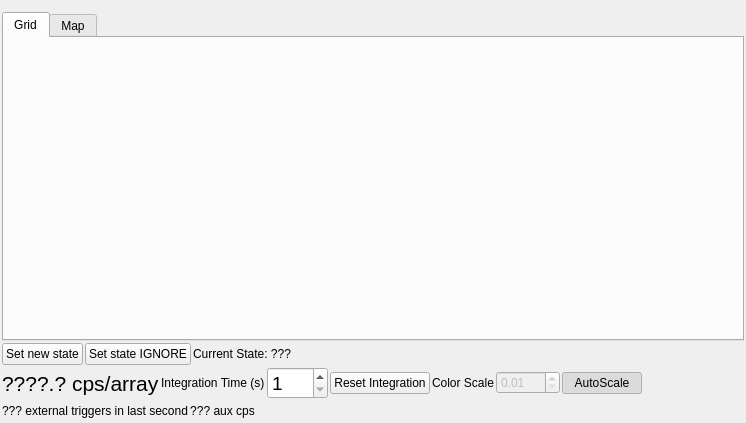
Old version of the form dastardcommander/ui/observe.ui in the repository usnistgov/dastardcommander.
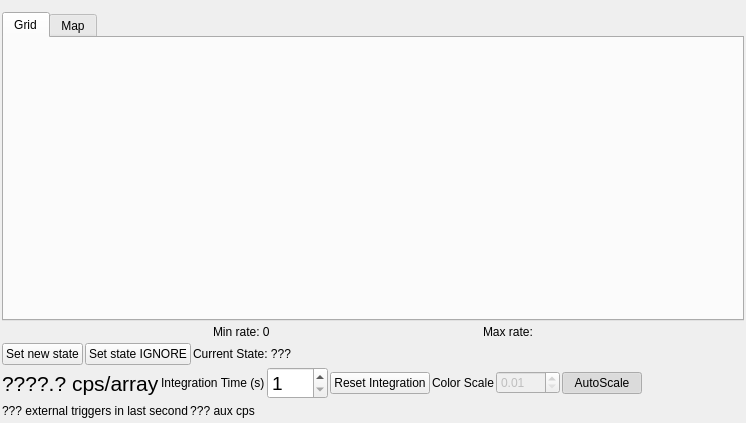
New version of the form.

Commit message: Draw the colorbar, with labels at either end

```diff
--- a/dastardcommander/ui/observe.ui
+++ b/dastardcommander/ui/observe.ui
@@ -140,6 +140,42 @@
      </item>
     </layout>
    </item>
+   <item>
+    <layout class="QHBoxLayout" name="colorbarLayout">
+     <property name="topMargin">
+      <number>2</number>
+     </property>
+     <property name="bottomMargin">
+      <number>2</number>
+     </property>
+     <item>
+      <widget class="QLabel" name="label_3">
+       <property name="sizePolicy">
+        <sizepolicy hsizetype="Maximum" vsizetype="Preferred">
+         <horstretch>0</horstretch>
+         <verstretch>0</verstretch>
+        </sizepolicy>
+       </property>
+       <property name="text">
+        <string>Min rate: 0</string>
+       </property>
+      </widget>
+     </item>
+     <item>
+      <widget class="QLabel" name="maxRateLabel">
+       <property name="sizePolicy">
+        <sizepolicy hsizetype="Maximum" vsizetype="Preferred">
+         <horstretch>0</horstretch>
+         <verstretch>0</verstretch>
+        </sizepolicy>
+       </property>
+       <property name="text">
+        <string>Max rate:</string>
+       </property>
+      </widget>
+     </item>
+    </layout>
+   </item>
    <item>
     <layout class="QHBoxLayout" name="horizontalLayout_5">
      <item>
```
The commit also changes 1 other file.
